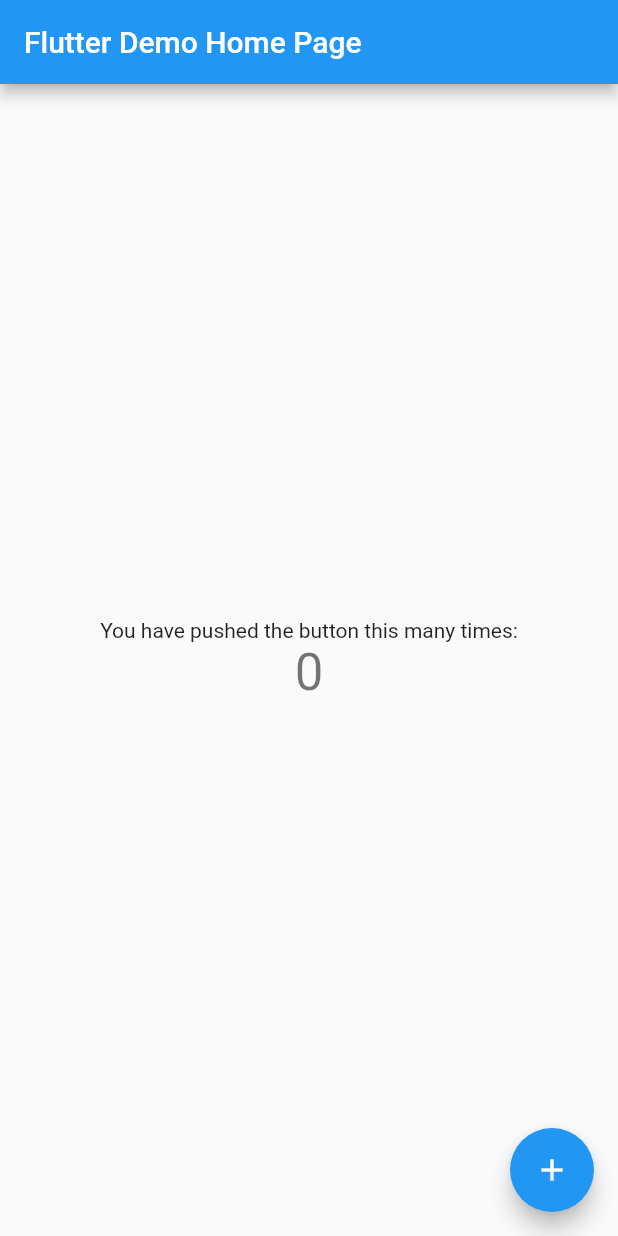
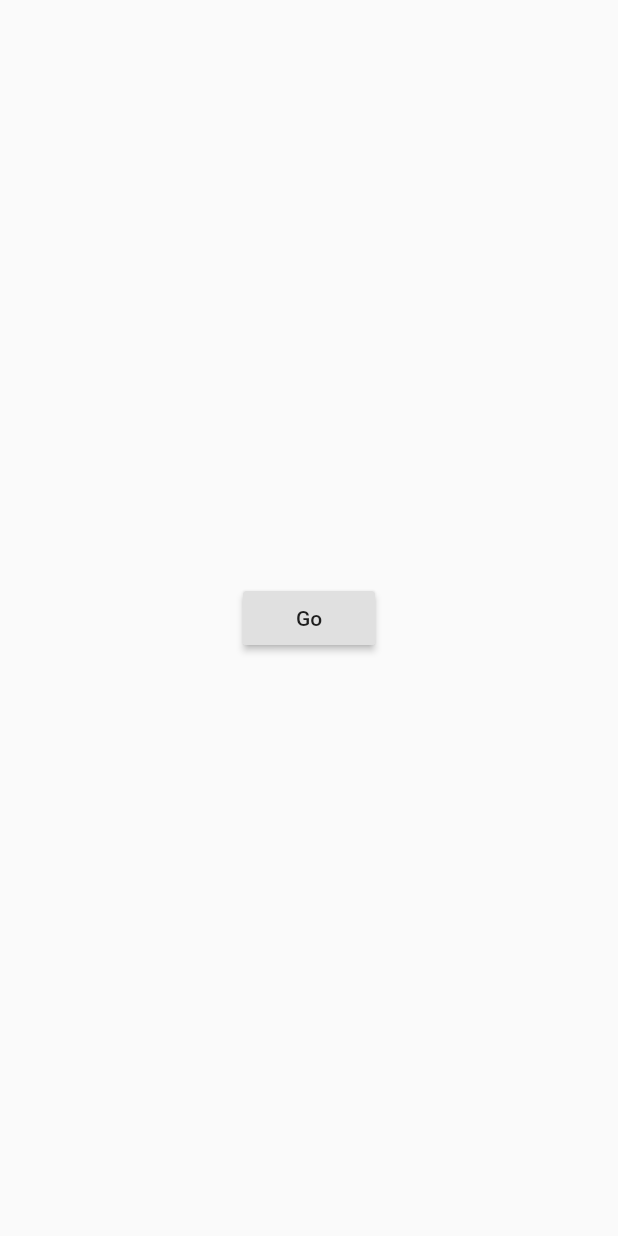
Before and after one commit to scottthoo/geofence, a Flutter app: the screen it shows after launch, on a phone screen of 412 x 824 dp. Run offline on Flutter 3.47's test engine with Material 2 defaults, Android fonts, the phone set to English and light mode, and no system bars; our stand-ins replace geolocator, google_maps_flutter, location.

Commit message:
v0.0.1 [ADD] Home page for init services [ADD] Map as detail page. [ADD] Tap to add Circle in GoogleMap. [ADD] Set Radius dialog screen for Circle. [ADD] Constants for Colors [ADD] Debug distance [MOD] On submit radius, clear map.

```diff
--- a/lib/main.dart
+++ b/lib/main.dart
@@ -1,4 +1,5 @@
 import 'package:flutter/material.dart';
+import 'package:geofence/screens/home.dart';
 
 void main() {
   runApp(MyApp());
@@ -9,109 +10,12 @@ class MyApp extends StatelessWidget {
   @override
   Widget build(BuildContext context) {
     return MaterialApp(
-      title: 'Flutter Demo',
+      title: 'Geofence Demo',
       theme: ThemeData(
-        // This is the theme of your application.
-        //
-        // Try running your application with "flutter run". You'll see the
-        // application has a blue toolbar. Then, without quitting the app, try
-        // changing the primarySwatch below to Colors.green and then invoke
-        // "hot reload" (press "r" in the console where you ran "flutter run",
-        // or simply save your changes to "hot reload" in a Flutter IDE).
-        // Notice that the counter didn't reset back to zero; the application
-        // is not restarted.
         primarySwatch: Colors.blue,
-        // This makes the visual density adapt to the platform that you run
-        // the app on. For desktop platforms, the controls will be smaller and
-        // closer together (more dense) than on mobile platforms.
         visualDensity: VisualDensity.adaptivePlatformDensity,
       ),
-      home: MyHomePage(title: 'Flutter Demo Home Page'),
+      home: Home(),
     );
   }
 }
-
-class MyHomePage extends StatefulWidget {
-  MyHomePage({Key key, this.title}) : super(key: key);
-
-  // This widget is the home page of your application. It is stateful, meaning
-  // that it has a State object (defined below) that contains fields that affect
-  // how it looks.
-
-  // This class is the configuration for the state. It holds the values (in this
-  // case the title) provided by the parent (in this case the App widget) and
-  // used by the build method of the State. Fields in a Widget subclass are
-  // always marked "final".
-
-  final String title;
-
-  @override
-  _MyHomePageState createState() => _MyHomePageState();
-}
-
-class _MyHomePageState extends State<MyHomePage> {
-  int _counter = 0;
-
-  void _incrementCounter() {
-    setState(() {
-      // This call to setState tells the Flutter framework that something has
-      // changed in this State, which causes it to rerun the build method below
-      // so that the display can reflect the updated values. If we changed
-      // _counter without calling setState(), then the build method would not be
-      // called again, and so nothing would appear to happen.
-      _counter++;
-    });
-  }
-
-  @override
-  Widget build(BuildContext context) {
-    // This method is rerun every time setState is called, for instance as done
-    // by the _incrementCounter method above.
-    //
-    // The Flutter framework has been optimized to make rerunning build methods
-    // fast, so that you can just rebuild anything that needs updating rather
-    // than having to individually change instances of widgets.
-    return Scaffold(
-      appBar: AppBar(
-        // Here we take the value from the MyHomePage object that was created by
-        // the App.build method, and use it to set our appbar title.
-        title: Text(widget.title),
-      ),
-      body: Center(
-        // Center is a layout widget. It takes a single child and positions it
-        // in the middle of the parent.
-        child: Column(
-          // Column is also a layout widget. It takes a list of children and
-          // arranges them vertically. By default, it sizes itself to fit its
-          // children horizontally, and tries to be as tall as its parent.
-          //
-          // Invoke "debug painting" (press "p" in the console, choose the
-          // "Toggle Debug Paint" action from the Flutter Inspector in Android
-          // Studio, or the "Toggle Debug Paint" command in Visual Studio Code)
-          // to see the wireframe for each widget.
-          //
-          // Column has various properties to control how it sizes itself and
-          // how it positions its children. Here we use mainAxisAlignment to
-          // center the children vertically; the main axis here is the vertical
-          // axis because Columns are vertical (the cross axis would be
-          // horizontal).
-          mainAxisAlignment: MainAxisAlignment.center,
-          children: <Widget>[
-            Text(
-              'You have pushed the button this many times:',
-            ),
-            Text(
-              '$_counter',
-              style: Theme.of(context).textTheme.headline4,
-            ),
-          ],
-        ),
-      ),
-      floatingActionButton: FloatingActionButton(
-        onPressed: _incrementCounter,
-        tooltip: 'Increment',
-        child: Icon(Icons.add),
-      ), // This trailing comma makes auto-formatting nicer for build methods.
-    );
-  }
-}
--- /dev/null
+++ b/lib/screens/home.dart
@@ -0,0 +1,64 @@
+import 'package:flutter/material.dart';
+import 'package:geofence/screens/map.dart';
+import 'package:geolocator/geolocator.dart';
+import 'package:location/location.dart' hide LocationAccuracy;
+
+class Home extends StatefulWidget {
+  @override
+  _HomeState createState() => _HomeState();
+}
+
+class _HomeState extends State<Home> {
+  Location location = new Location();
+  bool _serviceEnabled;
+  PermissionStatus _permissionGranted;
+  LocationData _locationData;
+  Position _position;
+
+  @override
+  void initState() {
+    super.initState();
+    _checkLocationPermission();
+  }
+
+  // Check Location Permissions, and get my location
+  void _checkLocationPermission() async {
+    _serviceEnabled = await location.serviceEnabled();
+    if (!_serviceEnabled) {
+      _serviceEnabled = await location.requestService();
+      if (!_serviceEnabled) {
+        return;
+      }
+    }
+    _permissionGranted = await location.hasPermission();
+    if (_permissionGranted == PermissionStatus.denied) {
+      _permissionGranted = await location.requestPermission();
+      if (_permissionGranted != PermissionStatus.granted) {
+        return;
+      }
+    }
+    _locationData = await location.getLocation();
+    _position = await Geolocator.getCurrentPosition(desiredAccuracy: LocationAccuracy.high);
+    print('_position : ${_position}');
+  }
+
+  @override
+  Widget build(BuildContext context) {
+    return SafeArea(
+      child: Scaffold(
+        body: Center(
+            child: RaisedButton(
+          onPressed: () {
+            Navigator.push(
+                context,
+                MaterialPageRoute(
+                    builder: (context) => Map(
+                          location: _position,
+                        )));
+          },
+          child: Text('Go'),
+        )),
+      ),
+    );
+  }
+}
--- /dev/null
+++ b/lib/utilities/constants.dart
@@ -0,0 +1,4 @@
+import 'package:flutter/material.dart';
+
+const kPrimaryColor = Colors.lightBlue;
+const kSecondaryColor = Colors.lightBlueAccent;
```
Also changed, not shown: lib/screens/map.dart (added, +127 -0 lines), pubspec.yaml (+3 -4 lines), pubspec.lock, 3 other files.
